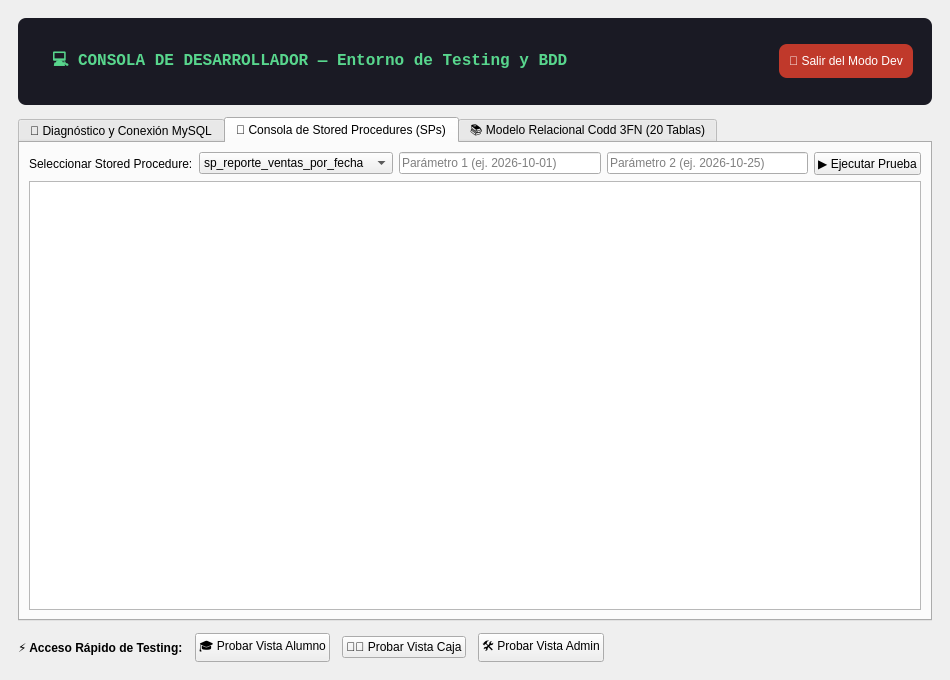
Before: the Qt Designer form app/devwindow.ui in gabrielnogueramelendez-cpu/Qt-creator-Berea, drawn with Qt 5.
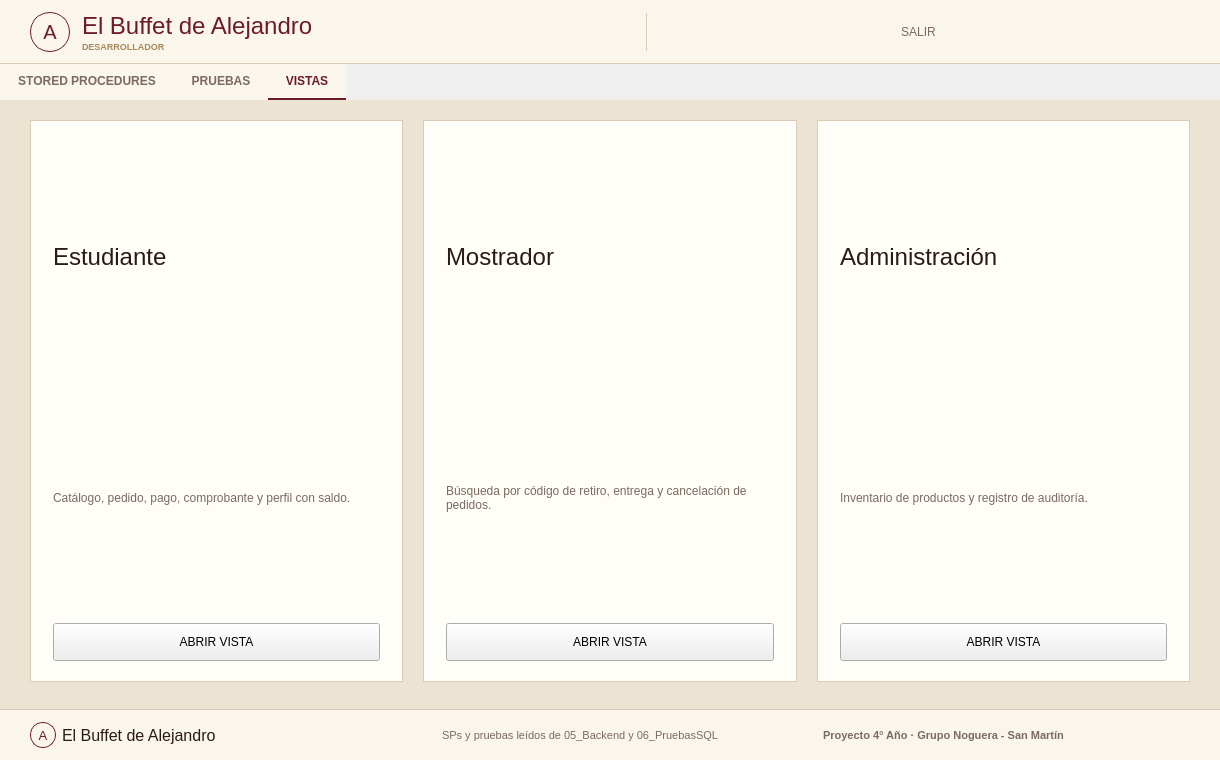
After: the same form once the commit is applied. The open tabs and pages were chosen to show the change.

Diff of the .ui file:
```diff
--- a/app/devwindow.ui
+++ b/app/devwindow.ui
@@ -6,65 +6,130 @@
    <rect>
     <x>0</x>
     <y>0</y>
-    <width>950</width>
-    <height>680</height>
+    <width>1220</width>
+    <height>760</height>
    </rect>
   </property>
   <property name="windowTitle">
-   <string>Consola de Desarrollador &amp; Diagnóstico BDD - El Buffet de Alejandro</string>
+   <string>Desarrollador - El Buffet de Alejandro</string>
   </property>
-  <layout class="QVBoxLayout" name="verticalLayout">
+  <property name="styleSheet">
+   <string>QTabWidget::pane { border: none; }
+QTabWidget::tab-bar { alignment: center; }
+QTabBar::tab { background-color: #FBF6EC; color: #7A6A60; padding: 10px 18px; font-size: 12px; font-weight: bold; border: none; border-bottom: 2px solid #FBF6EC; }
+QTabBar::tab:selected { color: #6B1B2A; border-bottom: 2px solid #6B1B2A; }
+QTabBar::tab:hover { color: #6B1B2A; }</string>
+  </property>
+  <layout class="QVBoxLayout" name="layoutVentana">
    <property name="spacing">
-    <number>12</number>
+    <number>0</number>
    </property>
    <property name="leftMargin">
-    <number>18</number>
+    <number>0</number>
    </property>
    <property name="topMargin">
-    <number>18</number>
+    <number>0</number>
    </property>
    <property name="rightMargin">
-    <number>18</number>
+    <number>0</number>
    </property>
    <property name="bottomMargin">
-    <number>18</number>
+    <number>0</number>
    </property>
    <item>
-    <widget class="QFrame" name="frameHeaderDev">
+    <widget class="QFrame" name="headerFrame">
      <property name="styleSheet">
-      <string>background-color: #1A1A24; border-radius: 8px; padding: 10px;</string>
+      <string>#headerFrame { background-color: #FBF6EC; border-bottom: 1px solid #D9CBB5; }</string>
      </property>
-     <layout class="QHBoxLayout" name="layoutHeaderDev">
+     <layout class="QHBoxLayout" name="layoutHeader">
+      <property name="spacing">
+       <number>12</number>
+      </property>
+      <property name="leftMargin">
+       <number>30</number>
+      </property>
+      <property name="topMargin">
+       <number>12</number>
+      </property>
+      <property name="rightMargin">
+       <number>30</number>
+      </property>
+      <property name="bottomMargin">
+       <number>12</number>
+      </property>
       <item>
-       <widget class="QLabel" name="lblTitleDev">
+       <widget class="QLabel" name="lblMonograma">
         <property name="text">
-         <string>💻 CONSOLA DE DESARROLLADOR — Entorno de Testing y BDD</string>
+         <string>A</string>
         </property>
         <property name="styleSheet">
-         <string>color: #58D68D; font-size: 16px; font-weight: bold; font-family: monospace;</string>
+         <string>font-family: 'Sitka Banner', 'Palatino Linotype', Georgia; font-size: 20px; color: #6B1B2A; border: 1px solid #6B1B2A; border-radius: 20px;</string>
+        </property>
+        <property name="alignment">
+         <set>Qt::AlignCenter</set>
+        </property>
+        <property name="minimumSize">
+         <size>
+          <width>40</width>
+          <height>40</height>
+         </size>
+        </property>
+        <property name="maximumSize">
+         <size>
+          <width>40</width>
+          <height>40</height>
+         </size>
         </property>
        </widget>
       </item>
       <item>
-       <spacer name="spacerDevHeader">
+       <layout class="QVBoxLayout" name="layoutMarca">
+        <property name="spacing">
+         <number>0</number>
+        </property>
+        <item>
+         <widget class="QLabel" name="lblHeaderTitle">
+          <property name="text">
+           <string>El Buffet de Alejandro</string>
+          </property>
+          <property name="styleSheet">
+           <string>font-family: 'Sitka Banner', 'Palatino Linotype', Georgia; font-size: 24px; color: #6B1B2A;</string>
+          </property>
+         </widget>
+        </item>
+        <item>
+         <widget class="QLabel" name="lblHeaderSub">
+          <property name="text">
+           <string>DESARROLLADOR</string>
+          </property>
+          <property name="styleSheet">
+           <string>font-size: 9px; color: #A88A5B; font-weight: bold;</string>
+          </property>
+         </widget>
+        </item>
+       </layout>
+      </item>
+      <item>
+       <spacer name="espacioHeader">
         <property name="orientation">
          <enum>Qt::Horizontal</enum>
         </property>
-        <property name="sizeHint" stdset="0">
-         <size>
-          <width>40</width>
-          <height>20</height>
-         </size>
-        </property>
        </spacer>
       </item>
       <item>
        <widget class="QPushButton" name="btnLogoutDev">
+        <property name="minimumSize">
+         <size>
+          <width>0</width>
+          <height>38</height>
+         </size>
+        </property>
         <property name="text">
-         <string>🚪 Salir del Modo Dev</string>
+         <string>SALIR</string>
         </property>
         <property name="styleSheet">
-         <string>background-color: #C0392B; color: white;</string>
+         <string>QPushButton { background-color: transparent; color: #7A6A60; border-left: 1px solid #D9CBB5; border-radius: 0px; }
+QPushButton:hover { color: #6B1B2A; }</string>
         </property>
        </widget>
       </item>
@@ -73,225 +138,587 @@
    </item>
    <item>
     <widget class="QTabWidget" name="tabWidgetDev">
-     <widget class="QWidget" name="tabMySQL">
-      <attribute name="title">
-       <string>🔌 Diagnóstico y Conexión MySQL</string>
-      </attribute>
-      <layout class="QVBoxLayout" name="layoutTabMySQL">
-       <property name="spacing">
-        <number>10</number>
-       </property>
-       <item>
-        <widget class="QGroupBox" name="groupParamsMySQL">
-         <property name="title">
-          <string>Parámetros de Conexión del Gestor (Laboratorio 4to Año)</string>
-         </property>
-         <layout class="QHBoxLayout" name="layoutParams">
-          <item>
-           <widget class="QLabel" name="lblHost">
-            <property name="text">
-             <string>Host: localhost</string>
-            </property>
-           </widget>
-          </item>
-          <item>
-           <widget class="QLabel" name="lblPort">
-            <property name="text">
-             <string>Puerto: 3306</string>
-            </property>
-           </widget>
-          </item>
-          <item>
-           <widget class="QLabel" name="lblDB">
-            <property name="text">
-             <string>BDD: ElBuffetDeAlejandro</string>
-            </property>
-           </widget>
-          </item>
-          <item>
-           <widget class="QLabel" name="lblUser">
-            <property name="text">
-             <string>Usuario: root</string>
-            </property>
-           </widget>
-          </item>
-          <item>
-           <widget class="QPushButton" name="btnTestConexion">
-            <property name="text">
-             <string>🔍 Probar Conexión con Gestor</string>
-            </property>
-           </widget>
-          </item>
-         </layout>
-        </widget>
-       </item>
-       <item>
-        <widget class="QTextEdit" name="txtSalidaMySQL">
-         <property name="readOnly">
-          <bool>true</bool>
-         </property>
-         <property name="font">
-          <font>
-           <family>Consolas</family>
-           <pointsize>10</pointsize>
-          </font>
-         </property>
-        </widget>
-       </item>
-      </layout>
-     </widget>
+     <property name="currentIndex">
+      <number>0</number>
+     </property>
      <widget class="QWidget" name="tabSPs">
       <attribute name="title">
-       <string>🧪 Consola de Stored Procedures (SPs)</string>
+       <string>STORED PROCEDURES</string>
       </attribute>
-      <layout class="QVBoxLayout" name="layoutTabSPs">
+      <property name="styleSheet">
+       <string>#tabSPs { background-color: #EDE3D3; }</string>
+      </property>
+      <layout class="QHBoxLayout" name="layoutSPs">
+       <property name="spacing">
+        <number>20</number>
+       </property>
+       <property name="leftMargin">
+        <number>30</number>
+       </property>
+       <property name="topMargin">
+        <number>20</number>
+       </property>
+       <property name="rightMargin">
+        <number>30</number>
+       </property>
+       <property name="bottomMargin">
+        <number>20</number>
+       </property>
        <item>
-        <layout class="QHBoxLayout" name="layoutSelectorSP">
-         <item>
-          <widget class="QLabel" name="lblSPLabel">
-           <property name="text">
-            <string>Seleccionar Stored Procedure:</string>
-           </property>
-          </widget>
-         </item>
-         <item>
-          <widget class="QComboBox" name="comboSP">
-           <item>
+        <widget class="QListWidget" name="listSP">
+         <property name="styleSheet">
+          <string>QListWidget { background-color: #FFFDF8; border: 1px solid #D9CBB5; font-size: 12px; }
+QListWidget::item { padding: 8px 6px; border-bottom: 1px solid #EDE3D3; color: #2B1A1A; }
+QListWidget::item:selected { background-color: #6B1B2A; color: #FFFFFF; }</string>
+         </property>
+         <property name="minimumSize">
+          <size>
+           <width>300</width>
+           <height>0</height>
+          </size>
+         </property>
+         <property name="maximumSize">
+          <size>
+           <width>300</width>
+           <height>16777215</height>
+          </size>
+         </property>
+        </widget>
+       </item>
+       <item>
+        <widget class="QFrame" name="cardSP">
+         <property name="styleSheet">
+          <string>#cardSP { background-color: #FFFDF8; border: 1px solid #D9CBB5; }</string>
+         </property>
+         <layout class="QVBoxLayout" name="layoutSPDer">
+          <property name="spacing">
+           <number>8</number>
+          </property>
+          <property name="leftMargin">
+           <number>22</number>
+          </property>
+          <property name="topMargin">
+           <number>18</number>
+          </property>
+          <property name="rightMargin">
+           <number>22</number>
+          </property>
+          <property name="bottomMargin">
+           <number>18</number>
+          </property>
+          <item>
+           <widget class="QLabel" name="lblSPEtiqueta">
             <property name="text">
-             <string>sp_reporte_ventas_por_fecha</string>
+             <string>STORED PROCEDURE</string>
             </property>
-           </item>
-           <item>
+            <property name="styleSheet">
+             <string>font-size: 10px; font-weight: bold; color: #A88A5B;</string>
+            </property>
+           </widget>
+          </item>
+          <item>
+           <widget class="QLabel" name="lblFirmaSP">
             <property name="text">
-             <string>sp_reporte_auditoria</string>
+             <string>Elegí un SP de la lista</string>
             </property>
-           </item>
-           <item>
+            <property name="styleSheet">
+             <string>font-family: 'Sitka Banner', 'Palatino Linotype', Georgia; font-size: 20px; color: #2B1A1A;</string>
+            </property>
+            <property name="wordWrap">
+             <bool>true</bool>
+            </property>
+           </widget>
+          </item>
+          <item>
+           <widget class="QTextEdit" name="txtCodigoSP">
+            <property name="readOnly">
+             <bool>true</bool>
+            </property>
+            <property name="styleSheet">
+             <string>QTextEdit { background-color: #FFFDF8; border: 1px solid #D9CBB5; font-family: Consolas, 'Courier New'; font-size: 12px; color: #2B1A1A; }</string>
+            </property>
+           </widget>
+          </item>
+          <item>
+           <widget class="QLabel" name="lblParametros">
             <property name="text">
-             <string>sp_productos_mas_vendidos</string>
+             <string>VALORES DE LOS PARÁMETROS (SEPARADOS POR COMA, TEXTOS ENTRE COMILLAS)</string>
             </property>
-           </item>
-           <item>
+            <property name="styleSheet">
+             <string>font-size: 10px; font-weight: bold; color: #7A6A60;</string>
+            </property>
+            <property name="wordWrap">
+             <bool>true</bool>
+            </property>
+           </widget>
+          </item>
+          <item>
+           <layout class="QHBoxLayout" name="filaParametros">
+            <property name="spacing">
+             <number>8</number>
+            </property>
+            <item>
+             <widget class="QLineEdit" name="txtParametros">
+              <property name="placeholderText">
+               <string>1, 5000</string>
+              </property>
+             </widget>
+            </item>
+            <item>
+             <widget class="QPushButton" name="btnEjecutarSP">
+              <property name="minimumSize">
+               <size>
+                <width>0</width>
+                <height>38</height>
+               </size>
+              </property>
+              <property name="text">
+               <string>GENERAR CALL</string>
+              </property>
+             </widget>
+            </item>
+           </layout>
+          </item>
+          <item>
+           <widget class="QLabel" name="lblSalidaSP">
             <property name="text">
-             <string>sp_stock_critico</string>
+             <string />
             </property>
-           </item>
-           <item>
+            <property name="styleSheet">
+             <string>font-family: Consolas, 'Courier New'; font-size: 13px; color: #6B1B2A;</string>
+            </property>
+            <property name="wordWrap">
+             <bool>true</bool>
+            </property>
+           </widget>
+          </item>
+         </layout>
+        </widget>
+       </item>
+      </layout>
+     </widget>
+     <widget class="QWidget" name="tabPruebas">
+      <attribute name="title">
+       <string>PRUEBAS</string>
+      </attribute>
+      <property name="styleSheet">
+       <string>#tabPruebas { background-color: #EDE3D3; }</string>
+      </property>
+      <layout class="QHBoxLayout" name="layoutPruebas">
+       <property name="spacing">
+        <number>20</number>
+       </property>
+       <property name="leftMargin">
+        <number>30</number>
+       </property>
+       <property name="topMargin">
+        <number>20</number>
+       </property>
+       <property name="rightMargin">
+        <number>30</number>
+       </property>
+       <property name="bottomMargin">
+        <number>20</number>
+       </property>
+       <item>
+        <widget class="QListWidget" name="listPruebas">
+         <property name="styleSheet">
+          <string>QListWidget { background-color: #FFFDF8; border: 1px solid #D9CBB5; font-size: 12px; }
+QListWidget::item { padding: 8px 6px; border-bottom: 1px solid #EDE3D3; color: #2B1A1A; }
+QListWidget::item:selected { background-color: #6B1B2A; color: #FFFFFF; }</string>
+         </property>
+         <property name="minimumSize">
+          <size>
+           <width>300</width>
+           <height>0</height>
+          </size>
+         </property>
+         <property name="maximumSize">
+          <size>
+           <width>300</width>
+           <height>16777215</height>
+          </size>
+         </property>
+        </widget>
+       </item>
+       <item>
+        <widget class="QFrame" name="cardPrueba">
+         <property name="styleSheet">
+          <string>#cardPrueba { background-color: #FFFDF8; border: 1px solid #D9CBB5; }</string>
+         </property>
+         <layout class="QVBoxLayout" name="layoutPrDer">
+          <property name="spacing">
+           <number>8</number>
+          </property>
+          <property name="leftMargin">
+           <number>22</number>
+          </property>
+          <property name="topMargin">
+           <number>18</number>
+          </property>
+          <property name="rightMargin">
+           <number>22</number>
+          </property>
+          <property name="bottomMargin">
+           <number>18</number>
+          </property>
+          <item>
+           <widget class="QLabel" name="lblPruebaEtiqueta">
             <property name="text">
-             <string>sp_reporte_metricas_tuneado</string>
+             <string>PRUEBA (06_PRUEBASSQL)</string>
             </property>
-           </item>
-          </widget>
-         </item>
+            <property name="styleSheet">
+             <string>font-size: 10px; font-weight: bold; color: #A88A5B;</string>
+            </property>
+           </widget>
+          </item>
+          <item>
+           <widget class="QLabel" name="lblTituloPrueba">
+            <property name="text">
+             <string>Elegí una prueba de la lista</string>
+            </property>
+            <property name="styleSheet">
+             <string>font-family: 'Sitka Banner', 'Palatino Linotype', Georgia; font-size: 20px; color: #2B1A1A;</string>
+            </property>
+            <property name="wordWrap">
+             <bool>true</bool>
+            </property>
+           </widget>
+          </item>
+          <item>
+           <widget class="QTextEdit" name="txtPrueba">
+            <property name="readOnly">
+             <bool>true</bool>
+            </property>
+            <property name="styleSheet">
+             <string>QTextEdit { background-color: #FFFDF8; border: 1px solid #D9CBB5; font-family: Consolas, 'Courier New'; font-size: 12px; color: #2B1A1A; }</string>
+            </property>
+           </widget>
+          </item>
+         </layout>
+        </widget>
+       </item>
+      </layout>
+     </widget>
+     <widget class="QWidget" name="tabVistas">
+      <attribute name="title">
+       <string>VISTAS</string>
+      </attribute>
+      <property name="styleSheet">
+       <string>#tabVistas { background-color: #EDE3D3; }</string>
+      </property>
+      <layout class="QVBoxLayout" name="layoutTabVistas">
+       <property name="leftMargin">
+        <number>0</number>
+       </property>
+       <property name="topMargin">
+        <number>0</number>
+       </property>
+       <property name="rightMargin">
+        <number>0</number>
+       </property>
+       <property name="bottomMargin">
+        <number>0</number>
+       </property>
+       <item>
+        <layout class="QHBoxLayout" name="layoutVistas">
+         <property name="spacing">
+          <number>20</number>
+         </property>
+         <property name="leftMargin">
+          <number>30</number>
+         </property>
+         <property name="topMargin">
+          <number>20</number>
+         </property>
+         <property name="rightMargin">
+          <number>30</number>
+         </property>
+         <property name="bottomMargin">
+          <number>20</number>
+         </property>
          <item>
-          <widget class="QLineEdit" name="txtParam1">
-           <property name="placeholderText">
-            <string>Parámetro 1 (ej. 2026-10-01)</string>
+          <widget class="QFrame" name="cardVistaAlumno">
+           <property name="styleSheet">
+            <string>#cardVistaAlumno { background-color: #FFFDF8; border: 1px solid #D9CBB5; }</string>
            </property>
+           <layout class="QVBoxLayout" name="layoutVistaAlumno">
+            <property name="spacing">
+             <number>10</number>
+            </property>
+            <property name="leftMargin">
+             <number>22</number>
+            </property>
+            <property name="topMargin">
+             <number>20</number>
+            </property>
+            <property name="rightMargin">
+             <number>22</number>
+            </property>
+            <property name="bottomMargin">
+             <number>20</number>
+            </property>
+            <item>
+             <widget class="QLabel" name="lblVistaTituloAlumno">
+              <property name="text">
+               <string>Estudiante</string>
+              </property>
+              <property name="styleSheet">
+               <string>font-family: 'Sitka Banner', 'Palatino Linotype', Georgia; font-size: 24px; color: #2B1A1A;</string>
+              </property>
+             </widget>
+            </item>
+            <item>
+             <widget class="QLabel" name="lblVistaDescAlumno">
+              <property name="text">
+               <string>Catálogo, pedido, pago, comprobante y perfil con saldo.</string>
+              </property>
+              <property name="styleSheet">
+               <string>font-size: 12px; color: #7A6A60;</string>
+              </property>
+              <property name="wordWrap">
+               <bool>true</bool>
+              </property>
+             </widget>
+            </item>
+            <item>
+             <widget class="QPushButton" name="btnAbrirVistaAlumno">
+              <property name="minimumSize">
+               <size>
+                <width>0</width>
+                <height>38</height>
+               </size>
+              </property>
+              <property name="text">
+               <string>ABRIR VISTA</string>
+              </property>
+             </widget>
+            </item>
+           </layout>
           </widget>
          </item>
          <item>
-          <widget class="QLineEdit" name="txtParam2">
-           <property name="placeholderText">
-            <string>Parámetro 2 (ej. 2026-10-25)</string>
+          <widget class="QFrame" name="cardVistaCaja">
+           <property name="styleSheet">
+            <string>#cardVistaCaja { background-color: #FFFDF8; border: 1px solid #D9CBB5; }</string>
            </property>
+           <layout class="QVBoxLayout" name="layoutVistaCaja">
+            <property name="spacing">
+             <number>10</number>
+            </property>
+            <property name="leftMargin">
+             <number>22</number>
+            </property>
+            <property name="topMargin">
+             <number>20</number>
+            </property>
+            <property name="rightMargin">
+             <number>22</number>
+            </property>
+            <property name="bottomMargin">
+             <number>20</number>
+            </property>
+            <item>
+             <widget class="QLabel" name="lblVistaTituloCaja">
+              <property name="text">
+               <string>Mostrador</string>
+              </property>
+              <property name="styleSheet">
+               <string>font-family: 'Sitka Banner', 'Palatino Linotype', Georgia; font-size: 24px; color: #2B1A1A;</string>
+              </property>
+             </widget>
+            </item>
+            <item>
+             <widget class="QLabel" name="lblVistaDescCaja">
+              <property name="text">
+               <string>Búsqueda por código de retiro, entrega y cancelación de pedidos.</string>
+              </property>
+              <property name="styleSheet">
+               <string>font-size: 12px; color: #7A6A60;</string>
+              </property>
+              <property name="wordWrap">
+               <bool>true</bool>
+              </property>
+             </widget>
+            </item>
+            <item>
+             <widget class="QPushButton" name="btnAbrirVistaCaja">
+              <property name="minimumSize">
+               <size>
+                <width>0</width>
+                <height>38</height>
+               </size>
+              </property>
+              <property name="text">
+               <string>ABRIR VISTA</string>
+              </property>
+             </widget>
+            </item>
+           </layout>
           </widget>
          </item>
          <item>
-          <widget class="QPushButton" name="btnEjecutarSP">
-           <property name="text">
-            <string>▶️ Ejecutar Prueba</string>
+          <widget class="QFrame" name="cardVistaAdmin">
+           <property name="styleSheet">
+            <string>#cardVistaAdmin { background-color: #FFFDF8; border: 1px solid #D9CBB5; }</string>
            </property>
+           <layout class="QVBoxLayout" name="layoutVistaAdmin">
+            <property name="spacing">
+             <number>10</number>
+            </property>
+            <property name="leftMargin">
+             <number>22</number>
+            </property>
+            <property name="topMargin">
+             <number>20</number>
+            </property>
+            <property name="rightMargin">
+             <number>22</number>
+            </property>
+            <property name="bottomMargin">
+             <number>20</number>
+            </property>
+            <item>
+             <widget class="QLabel" name="lblVistaTituloAdmin">
+              <property name="text">
+               <string>Administración</string>
+              </property>
+              <property name="styleSheet">
+               <string>font-family: 'Sitka Banner', 'Palatino Linotype', Georgia; font-size: 24px; color: #2B1A1A;</string>
+              </property>
+             </widget>
+            </item>
+            <item>
+             <widget class="QLabel" name="lblVistaDescAdmin">
+              <property name="text">
+               <string>Inventario de productos y registro de auditoría.</string>
+              </property>
+              <property name="styleSheet">
+               <string>font-size: 12px; color: #7A6A60;</string>
+              </property>
+              <property name="wordWrap">
+               <bool>true</bool>
+              </property>
+             </widget>
+            </item>
+            <item>
+             <widget class="QPushButton" name="btnAbrirVistaAdmin">
+              <property name="minimumSize">
+               <size>
+                <width>0</width>
+                <height>38</height>
+               </size>
+              </property>
+              <property name="text">
+               <string>ABRIR VISTA</string>
+              </property>
+             </widget>
+            </item>
+           </layout>
           </widget>
          </item>
         </layout>
        </item>
        <item>
-        <widget class="QTextEdit" name="txtSalidaSP">
-         <property name="readOnly">
-          <bool>true</bool>
+        <spacer name="espacioTabVistas">
+         <property name="orientation">
+          <enum>Qt::Vertical</enum>
          </property>
-         <property name="font">
-          <font>
-           <family>Consolas</family>
-           <pointsize>10</pointsize>
-          </font>
-         </property>
-        </widget>
-       </item>
-      </layout>
-     </widget>
-     <widget class="QWidget" name="tabCoddModel">
-      <attribute name="title">
-       <string>📚 Modelo Relacional Codd 3FN (20 Tablas)</string>
-      </attribute>
-      <layout class="QVBoxLayout" name="layoutTabCodd">
-       <item>
-        <widget class="QTextEdit" name="txtModeloCodd">
-         <property name="readOnly">
-          <bool>true</bool>
-         </property>
-         <property name="font">
-          <font>
-           <family>Consolas</family>
-           <pointsize>10</pointsize>
-          </font>
-         </property>
-        </widget>
+        </spacer>
        </item>
       </layout>
      </widget>
     </widget>
    </item>
    <item>
-    <layout class="QHBoxLayout" name="layoutAccesoDirecto">
-     <item>
-      <widget class="QLabel" name="lblAtajosDev">
-       <property name="text">
-        <string>⚡ Acceso Rápido de Testing:</string>
-       </property>
-       <property name="font">
-        <font>
-         <bold>true</bold>
-        </font>
-       </property>
-      </widget>
-     </item>
-     <item>
-      <widget class="QPushButton" name="btnAbrirVistaAlumno">
-       <property name="text">
-        <string>🎓 Probar Vista Alumno</string>
-       </property>
-      </widget>
-     </item>
-     <item>
-      <widget class="QPushButton" name="btnAbrirVistaCaja">
-       <property name="text">
-        <string>🧑‍🍳 Probar Vista Caja</string>
-       </property>
-      </widget>
-     </item>
-     <item>
-      <widget class="QPushButton" name="btnAbrirVistaAdmin">
-       <property name="text">
-        <string>🛠️ Probar Vista Admin</string>
-       </property>
-      </widget>
-     </item>
-     <item>
-      <spacer name="spacerAtajos">
-       <property name="orientation">
-        <enum>Qt::Horizontal</enum>
-       </property>
-       <property name="sizeHint" stdset="0">
-        <size>
-         <width>40</width>
-         <height>20</height>
-        </size>
-       </property>
-      </spacer>
-     </item>
-    </layout>
+    <widget class="QFrame" name="footerFrame">
+     <property name="styleSheet">
+      <string>#footerFrame { background-color: #FBF6EC; border-top: 1px solid #D9CBB5; }</string>
+     </property>
+     <layout class="QHBoxLayout" name="layoutFooter">
+      <property name="leftMargin">
+       <number>30</number>
+      </property>
+      <property name="topMargin">
+       <number>12</number>
+      </property>
+      <property name="rightMargin">
+       <number>30</number>
+      </property>
+      <property name="bottomMargin">
+       <number>12</number>
+      </property>
+      <item>
+       <widget class="QLabel" name="lblMonogramaPie">
+        <property name="text">
+         <string>A</string>
+        </property>
+        <property name="styleSheet">
+         <string>font-family: 'Sitka Banner', 'Palatino Linotype', Georgia; font-size: 13px; color: #6B1B2A; border: 1px solid #6B1B2A; border-radius: 13px;</string>
+        </property>
+        <property name="alignment">
+         <set>Qt::AlignCenter</set>
+        </property>
+        <property name="minimumSize">
+         <size>
+          <width>26</width>
+          <height>26</height>
+         </size>
+        </property>
+        <property name="maximumSize">
+         <size>
+          <width>26</width>
+          <height>26</height>
+         </size>
+        </property>
+       </widget>
+      </item>
+      <item>
+       <widget class="QLabel" name="lblPieMarca">
+        <property name="text">
+         <string>El Buffet de Alejandro</string>
+        </property>
+        <property name="styleSheet">
+         <string>font-family: 'Sitka Banner', 'Palatino Linotype', Georgia; font-size: 16px; color: #2B1A1A;</string>
+        </property>
+       </widget>
+      </item>
+      <item>
+       <spacer name="espacioPie1">
+        <property name="orientation">
+         <enum>Qt::Horizontal</enum>
+        </property>
+       </spacer>
+      </item>
+      <item>
+       <widget class="QLabel" name="lblPieTexto">
+        <property name="text">
+         <string>SPs y pruebas leídos de 05_Backend y 06_PruebasSQL</string>
+        </property>
+        <property name="styleSheet">
+         <string>font-size: 11px; color: #7A6A60;</string>
+        </property>
+       </widget>
+      </item>
+      <item>
+       <spacer name="espacioPie2">
+        <property name="orientation">
+         <enum>Qt::Horizontal</enum>
+        </property>
+       </spacer>
+      </item>
+      <item>
+       <widget class="QLabel" name="lblPieProyecto">
+        <property name="text">
+         <string>Proyecto 4° Año · Grupo Noguera - San Martín</string>
+        </property>
+        <property name="styleSheet">
+         <string>font-size: 11px; color: #7A6A60; font-weight: bold;</string>
+        </property>
+       </widget>
+      </item>
+     </layout>
+    </widget>
    </item>
   </layout>
  </widget>
```
Left out of the diff: 6 changed lines with no effect on the pictures.
